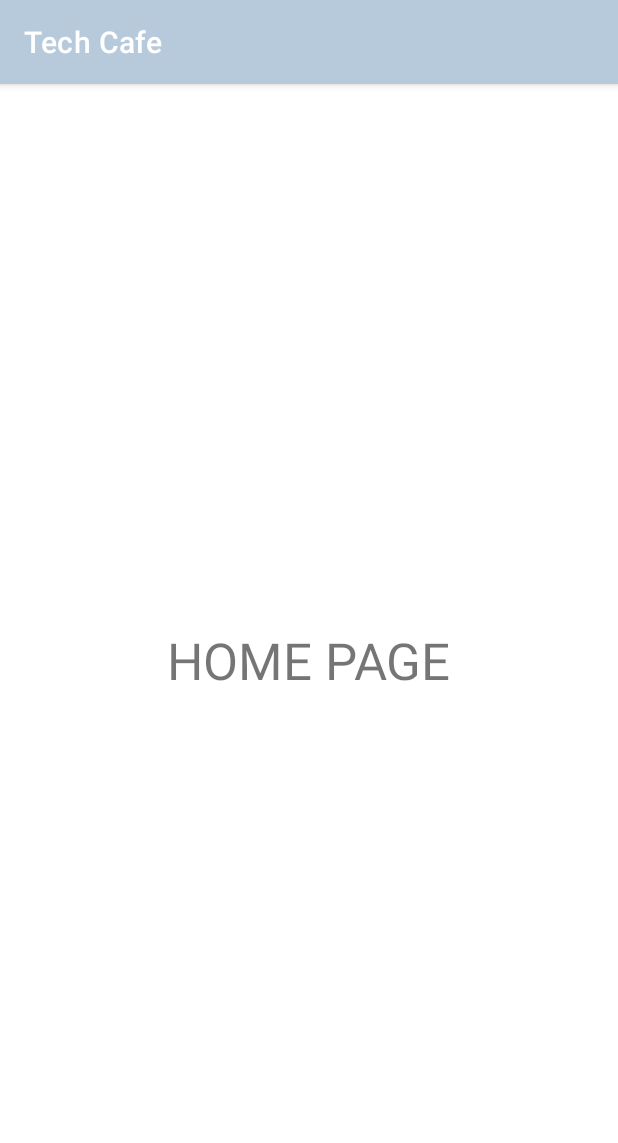
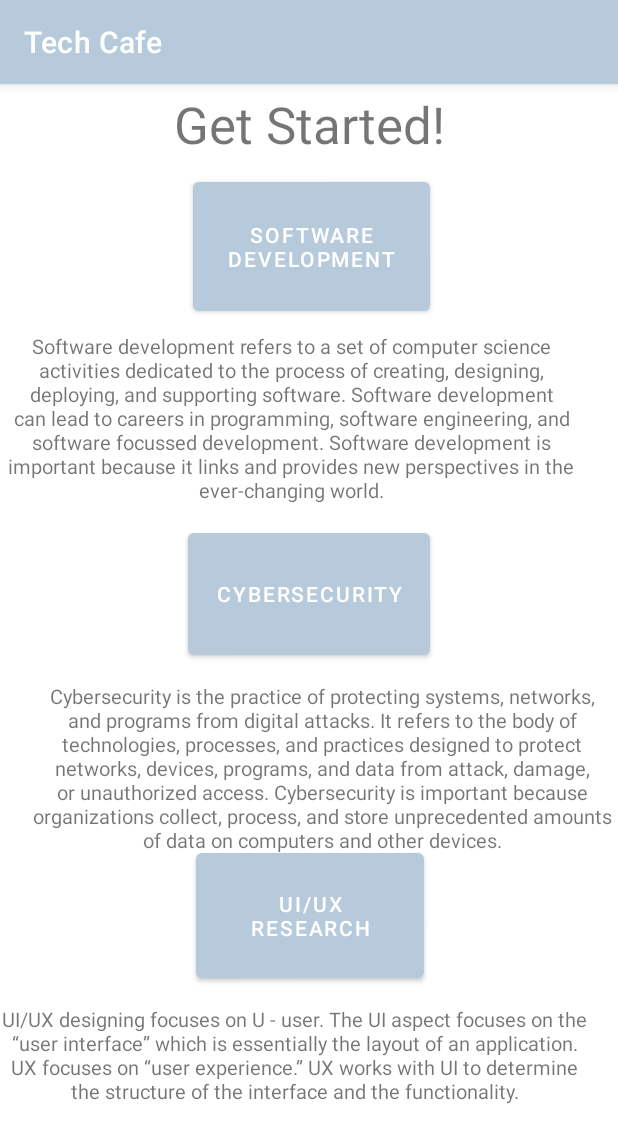
Before and after one commit to salakatenzing/Tech_Cafe, an Android app: the home_page screen opened directly, with no data from a screen before it, on a phone screen of 412 x 824 dp. Shown: the top 1143 px of the screen. Run offline under Robolectric (Android 15) with nearby library versions, the phone set to English and light mode, and no system bars; Roboto replaces fonts that are not available here.

Commit message:
US5/US16 completed

```diff
--- a/TechCafe/app/src/main/AndroidManifest.xml
+++ b/TechCafe/app/src/main/AndroidManifest.xml
@@ -11,6 +11,9 @@
         android:roundIcon="@mipmap/ic_launcher_round"
         android:supportsRtl="true"
         android:theme="@style/Theme.TechCafe">
+        <activity
+            android:name=".sd_US20"
+            android:exported="false" />
         <activity
             android:name=".home_page"
             android:exported="false" />
--- a/TechCafe/app/src/main/java/com/example/techcafe/home_page.java
+++ b/TechCafe/app/src/main/java/com/example/techcafe/home_page.java
@@ -1,14 +1,35 @@
 package com.example.techcafe;
 
+import android.content.Intent;
 import android.os.Bundle;
+import android.view.View;
+import android.widget.Button;
+
 
 import androidx.appcompat.app.AppCompatActivity;
 
+
 public class home_page extends AppCompatActivity {
+
+    private Button sd;
+    private Button cs;
+    private Button ur;
 
     @Override
     protected void onCreate(Bundle savedInstanceState) {
         super.onCreate(savedInstanceState);
         setContentView(R.layout.activity_home_page);
+
+        // Setting up each button to load their respective US20 activity
+        sd = (Button) findViewById(R.id.sd);
+        sd.setOnClickListener(new View.OnClickListener() {
+            @Override
+            public void onClick(View view) {
+                Intent loadUS20 = new Intent(home_page.this, sd_US20.class);
+                home_page.this.startActivity(loadUS20);
+            }
+
+
+        });
     }
 }
--- /dev/null
+++ b/TechCafe/app/src/main/java/com/example/techcafe/sd_US20.java
@@ -0,0 +1,14 @@
+package com.example.techcafe;
+
+import androidx.appcompat.app.AppCompatActivity;
+
+import android.os.Bundle;
+
+public class sd_US20 extends AppCompatActivity {
+
+    @Override
+    protected void onCreate(Bundle savedInstanceState) {
+        super.onCreate(savedInstanceState);
+        setContentView(R.layout.activity_sd_us20);
+    }
+}
--- a/TechCafe/app/src/main/res/layout/activity_home_page.xml
+++ b/TechCafe/app/src/main/res/layout/activity_home_page.xml
@@ -7,17 +7,102 @@
     tools:context=".home_page">
 
     <TextView
-        android:id="@+id/textView2"
-        android:layout_width="wrap_content"
-        android:layout_height="wrap_content"
-        android:layout_marginStart="111dp"
-        android:layout_marginTop="343dp"
-        android:layout_marginEnd="111dp"
-        android:layout_marginBottom="343dp"
-        android:text="@string/home_page"
-        android:textSize="34sp"
+        android:id="@+id/urDesc"
+        android:layout_width="392dp"
+        android:layout_height="153dp"
+        android:layout_marginTop="12dp"
+        android:layout_marginBottom="54dp"
+        android:text="@string/urDesc"
+        android:textAlignment="center"
+        android:textSize="13sp"
         app:layout_constraintBottom_toBottomOf="parent"
         app:layout_constraintEnd_toEndOf="parent"
+        app:layout_constraintHorizontal_bias="0.0"
+        app:layout_constraintStart_toStartOf="parent"
+        app:layout_constraintTop_toBottomOf="@+id/ur"
+        app:layout_constraintVertical_bias="0.0" />
+
+    <TextView
+        android:id="@+id/csDesc"
+        android:layout_width="394dp"
+        android:layout_height="136dp"
+        android:layout_marginTop="12dp"
+        android:text="@string/csDesc"
+        android:textAlignment="center"
+        android:textSize="13sp"
+        app:layout_constraintEnd_toEndOf="parent"
+        app:layout_constraintHorizontal_bias="1.0"
+        app:layout_constraintStart_toStartOf="parent"
+        app:layout_constraintTop_toBottomOf="@+id/cs" />
+
+    <TextView
+        android:id="@+id/sdDesc"
+        android:layout_width="388dp"
+        android:layout_height="116dp"
+        android:layout_marginTop="4dp"
+        android:text="@string/sdDesc"
+        android:textAlignment="center"
+        android:textSize="13sp"
+        app:layout_constraintBottom_toTopOf="@+id/cs"
+        app:layout_constraintEnd_toEndOf="parent"
+        app:layout_constraintHorizontal_bias="0.0"
+        app:layout_constraintStart_toStartOf="parent"
+        app:layout_constraintTop_toBottomOf="@+id/sd" />
+
+    <Button
+        android:id="@+id/ur"
+        android:layout_width="152dp"
+        android:layout_height="95dp"
+        android:layout_marginStart="125dp"
+        android:layout_marginTop="120dp"
+        android:layout_marginEnd="125dp"
+        android:text="@string/ur"
+        app:layout_constraintEnd_toEndOf="parent"
+        app:layout_constraintHorizontal_bias="0.555"
+        app:layout_constraintStart_toStartOf="parent"
+        app:layout_constraintTop_toBottomOf="@+id/cs" />
+
+    <Button
+        android:id="@+id/sd"
+        android:layout_width="158dp"
+        android:layout_height="98dp"
+        android:layout_marginStart="125dp"
+        android:layout_marginTop="12dp"
+        android:layout_marginEnd="125dp"
+        android:layout_marginBottom="4dp"
+        android:text="@string/sdev"
+        app:layout_constraintBottom_toTopOf="@+id/sdDesc"
+        app:layout_constraintEnd_toEndOf="parent"
+        app:layout_constraintHorizontal_bias="0.933"
+        app:layout_constraintStart_toStartOf="parent"
+        app:layout_constraintTop_toBottomOf="@+id/header_hp" />
+
+    <TextView
+        android:id="@+id/header_hp"
+        android:layout_width="188dp"
+        android:layout_height="43dp"
+        android:layout_marginStart="125dp"
+        android:layout_marginTop="4dp"
+        android:layout_marginEnd="125dp"
+        android:text="@string/home_page"
+        android:textAlignment="center"
+        android:textSize="34sp"
+        app:layout_constraintEnd_toEndOf="parent"
+        app:layout_constraintHorizontal_bias="0.511"
         app:layout_constraintStart_toStartOf="parent"
         app:layout_constraintTop_toTopOf="parent" />
+
+    <Button
+        android:id="@+id/cs"
+        android:layout_width="161dp"
+        android:layout_height="93dp"
+        android:layout_marginStart="125dp"
+        android:layout_marginTop="128dp"
+        android:layout_marginEnd="125dp"
+        android:text="@string/cs"
+        app:layout_constraintEnd_toEndOf="parent"
+        app:layout_constraintStart_toStartOf="parent"
+        app:layout_constraintTop_toTopOf="@+id/sdDesc"
+        tools:ignore="TextContrastCheck" />
+
 </androidx.constraintlayout.widget.ConstraintLayout>
--- /dev/null
+++ b/TechCafe/app/src/main/res/layout/activity_sd_us20.xml
@@ -0,0 +1,17 @@
+<?xml version="1.0" encoding="utf-8"?>
+<androidx.constraintlayout.widget.ConstraintLayout xmlns:android="http://schemas.android.com/apk/res/android"
+    xmlns:app="http://schemas.android.com/apk/res-auto"
+    xmlns:tools="http://schemas.android.com/tools"
+    android:layout_width="match_parent"
+    android:layout_height="match_parent"
+    tools:context=".sd_US20">
+
+    <TextView
+        android:id="@+id/textView2"
+        android:layout_width="170dp"
+        android:layout_height="185dp"
+        android:text="US20"
+        android:textSize="50sp"
+        tools:layout_editor_absoluteX="159dp"
+        tools:layout_editor_absoluteY="281dp" />
+</androidx.constraintlayout.widget.ConstraintLayout>
--- a/TechCafe/app/src/main/res/values/strings.xml
+++ b/TechCafe/app/src/main/res/values/strings.xml
@@ -37,7 +37,13 @@
     <string name="google_signin">Google SignIn</string>
     <string name="name">Name</string>
     <string name="password">Password</string>
-    <string name="home_page">HOME PAGE</string>
+    <string name="home_page">Get Started!</string>
     <string name="guest_button">Guest</string>
-
+    <string name="subheader_hp">Click to learn more.</string>
+    <string name="sdev">Software Development</string>
+    <string name="cs">Cybersecurity</string>
+    <string name="ur">UI/UX Research</string>
+    <string name="sdDesc">Software development refers to a set of computer science activities dedicated to the process of creating, designing, deploying, and supporting software. Software development can lead to careers in programming, software engineering, and software focussed development. Software development is important because it links and provides new perspectives in the ever-changing world.</string>
+    <string name="csDesc">Cybersecurity is the practice of protecting systems, networks, and programs from digital attacks. It refers to the body of technologies, processes, and practices designed to protect networks, devices, programs, and data from attack, damage, or unauthorized access. Cybersecurity is important because organizations collect, process, and store unprecedented amounts of data on computers and other devices.</string>
+    <string name="urDesc">UI/UX designing focuses on U - user. The UI aspect focuses on the “user interface” which is essentially the layout of an application. UX focuses on “user experience.” UX works with UI to determine the structure of the interface and the functionality.</string>
 </resources>
```
Also changed, not shown: 1 other file.
